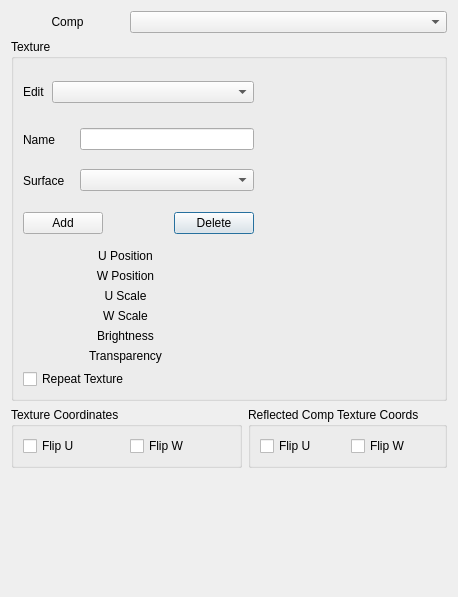
The window that src/qt_gui/ui/texturemgrdialog.ui (fredwbacon/OpenVSP) describes before a commit, drawn with Qt 5.
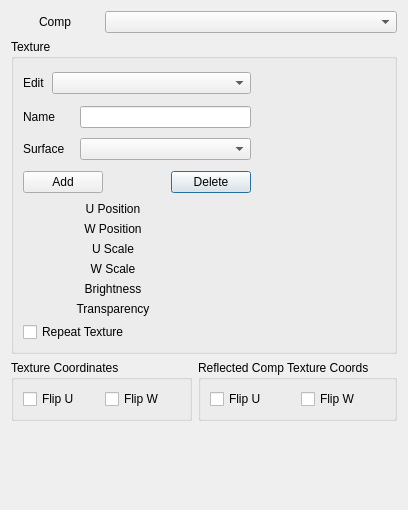
The same window after the commit. Custom widgets are drawn as their Qt base class.

Commit message: Finished defining widgets.

Patch:
```diff
--- a/src/qt_gui/ui/texturemgrdialog.ui
+++ b/src/qt_gui/ui/texturemgrdialog.ui
@@ -6,8 +6,8 @@
    <rect>
     <x>0</x>
     <y>0</y>
-    <width>458</width>
-    <height>597</height>
+    <width>408</width>
+    <height>510</height>
    </rect>
   </property>
   <property name="windowTitle">
@@ -49,8 +49,8 @@
          <widget class="QariGLArea" name="qariGLArea">
           <property name="minimumSize">
            <size>
-            <width>175</width>
-            <height>175</height>
+            <width>128</width>
+            <height>128</height>
            </size>
           </property>
           <property name="clearColor">
```
Left out of the diff: 48 changed lines with no effect on the pictures.
